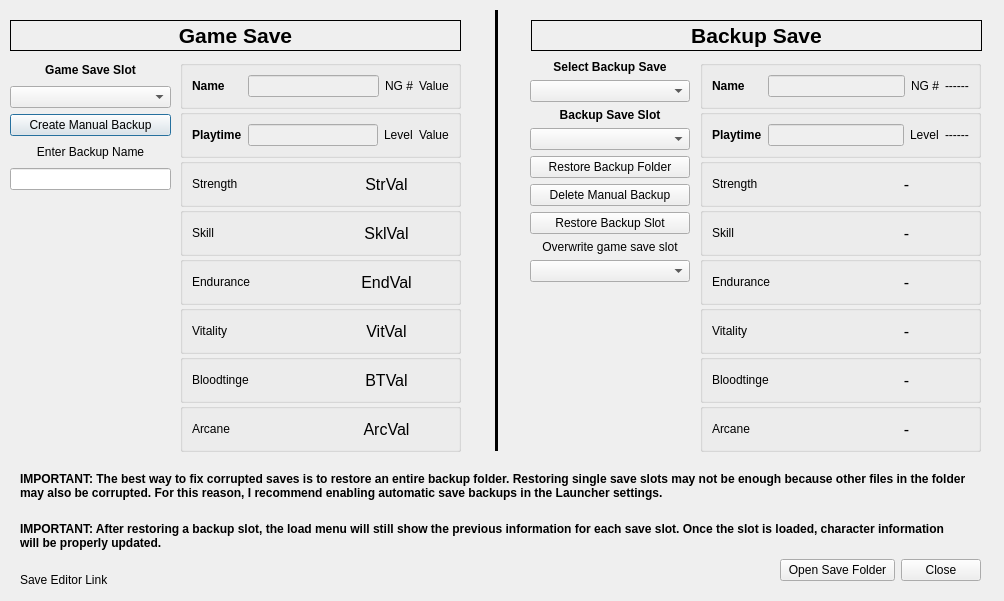
Old version of the form modules/SaveManager.ui in the repository rainmakerv3/BB_Launcher.
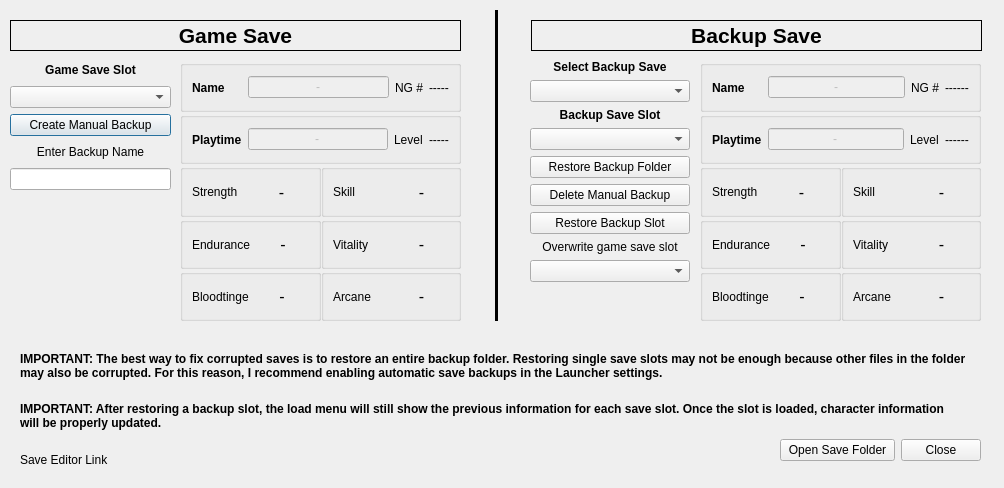
New version of the form.

Commit message: Save Manager: tweak interface, small fix

What changed in the file:
```diff
--- a/modules/SaveManager.ui
+++ b/modules/SaveManager.ui
@@ -7,7 +7,7 @@
     <x>0</x>
     <y>0</y>
     <width>1004</width>
-    <height>601</height>
+    <height>488</height>
    </rect>
   </property>
   <property name="windowTitle">
@@ -77,7 +77,7 @@
      <x>180</x>
      <y>60</y>
      <width>281</width>
-     <height>392</height>
+     <height>261</height>
     </rect>
    </property>
    <layout class="QVBoxLayout" name="SaveInfoLayout">
@@ -85,6 +85,8 @@
      <number>0</number>
     </property>
     <item>
+     <layout class="QHBoxLayout" name="horizontalLayout_2">
+      <item>
      <widget class="QGroupBox" name="NameNGGroupBox">
       <property name="title">
        <string/>
@@ -119,6 +121,9 @@
          <property name="enabled">
           <bool>false</bool>
          </property>
+           <property name="text">
+            <string>-</string>
+           </property>
          <property name="alignment">
           <set>Qt::AlignmentFlag::AlignCenter</set>
          </property>
@@ -134,13 +139,17 @@
        <item>
         <widget class="QLabel" name="NGValueLabel">
          <property name="text">
-          <string>Value</string>
+            <string>-----</string>
          </property>
         </widget>
        </item>
       </layout>
      </widget>
     </item>
+     </layout>
+    </item>
+    <item>
+     <layout class="QHBoxLayout" name="horizontalLayout_3">
     <item>
      <widget class="QGroupBox" name="TimeLevelGroupBox">
       <property name="title">
@@ -176,6 +185,9 @@
          <property name="enabled">
           <bool>false</bool>
          </property>
+           <property name="text">
+            <string>-</string>
+           </property>
          <property name="alignment">
           <set>Qt::AlignmentFlag::AlignCenter</set>
          </property>
@@ -191,13 +203,17 @@
        <item>
         <widget class="QLabel" name="LevelValueLabel">
          <property name="text">
-          <string>Value</string>
+            <string>-----</string>
          </property>
         </widget>
        </item>
       </layout>
      </widget>
     </item>
+     </layout>
+    </item>
+    <item>
+     <layout class="QHBoxLayout" name="horizontalLayout_4">
     <item>
      <widget class="QGroupBox" name="StrGroupBox">
       <property name="title">
@@ -225,7 +241,7 @@
           <enum>QFrame::Shape::NoFrame</enum>
          </property>
          <property name="text">
-          <string>StrVal</string>
+            <string>-</string>
          </property>
          <property name="alignment">
           <set>Qt::AlignmentFlag::AlignCenter</set>
@@ -259,7 +275,7 @@
           <enum>QFrame::Shape::NoFrame</enum>
          </property>
          <property name="text">
-          <string>SklVal</string>
+            <string>-</string>
          </property>
          <property name="alignment">
           <set>Qt::AlignmentFlag::AlignCenter</set>
@@ -269,6 +285,10 @@
       </layout>
      </widget>
     </item>
+     </layout>
+    </item>
+    <item>
+     <layout class="QHBoxLayout" name="horizontalLayout_13">
     <item>
      <widget class="QGroupBox" name="EndGroupBox">
       <property name="title">
@@ -293,7 +313,7 @@
           <enum>QFrame::Shape::NoFrame</enum>
          </property>
          <property name="text">
-          <string>EndVal</string>
+            <string>-</string>
          </property>
          <property name="alignment">
           <set>Qt::AlignmentFlag::AlignCenter</set>
@@ -327,7 +347,7 @@
           <enum>QFrame::Shape::NoFrame</enum>
          </property>
          <property name="text">
-          <string>VitVal</string>
+            <string>-</string>
          </property>
          <property name="alignment">
           <set>Qt::AlignmentFlag::AlignCenter</set>
@@ -337,6 +357,10 @@
       </layout>
      </widget>
     </item>
+     </layout>
+    </item>
+    <item>
+     <layout class="QHBoxLayout" name="horizontalLayout_14">
     <item>
      <widget class="QGroupBox" name="BTGroupBox">
       <property name="title">
@@ -361,7 +385,7 @@
           <enum>QFrame::Shape::NoFrame</enum>
          </property>
          <property name="text">
-          <string>BTVal</string>
+            <string>-</string>
          </property>
          <property name="alignment">
           <set>Qt::AlignmentFlag::AlignCenter</set>
@@ -395,7 +419,7 @@
           <enum>QFrame::Shape::NoFrame</enum>
          </property>
          <property name="text">
-          <string>ArcVal</string>
+            <string>-</string>
          </property>
          <property name="alignment">
           <set>Qt::AlignmentFlag::AlignCenter</set>
@@ -404,6 +428,8 @@
        </item>
       </layout>
      </widget>
+      </item>
+     </layout>
     </item>
    </layout>
   </widget>
@@ -411,7 +437,7 @@
    <property name="geometry">
     <rect>
      <x>20</x>
-     <y>570</y>
+     <y>450</y>
      <width>431</width>
      <height>20</height>
     </rect>
@@ -527,7 +553,7 @@
    <property name="geometry">
     <rect>
      <x>20</x>
-     <y>520</y>
+     <y>400</y>
      <width>941</width>
      <height>31</height>
     </rect>
@@ -548,7 +574,7 @@
    <property name="geometry">
     <rect>
      <x>20</x>
-     <y>460</y>
+     <y>340</y>
      <width>951</width>
      <height>51</height>
     </rect>
@@ -569,7 +595,7 @@
    <property name="geometry">
     <rect>
      <x>780</x>
-     <y>550</y>
+     <y>430</y>
      <width>201</width>
      <height>41</height>
     </rect>
@@ -603,7 +629,7 @@
      <x>700</x>
      <y>60</y>
      <width>281</width>
-     <height>392</height>
+     <height>261</height>
     </rect>
    </property>
    <layout class="QVBoxLayout" name="BackupSaveInfoLayout">
@@ -611,6 +637,8 @@
      <number>0</number>
     </property>
     <item>
+     <layout class="QHBoxLayout" name="horizontalLayout_15">
+      <item>
      <widget class="QGroupBox" name="BackupNameNGGroupBox">
       <property name="title">
        <string/>
@@ -645,6 +673,9 @@
          <property name="enabled">
           <bool>false</bool>
          </property>
+           <property name="text">
+            <string>-</string>
+           </property>
          <property name="alignment">
           <set>Qt::AlignmentFlag::AlignCenter</set>
          </property>
@@ -667,6 +698,10 @@
       </layout>
      </widget>
     </item>
+     </layout>
+    </item>
+    <item>
+     <layout class="QHBoxLayout" name="horizontalLayout_24">
     <item>
      <widget class="QGroupBox" name="BackupTimeLevelGroupBox">
       <property name="title">
@@ -702,6 +737,9 @@
          <property name="enabled">
           <bool>false</bool>
          </property>
+           <property name="text">
+            <string>-</string>
+           </property>
          <property name="alignment">
           <set>Qt::AlignmentFlag::AlignCenter</set>
          </property>
@@ -724,6 +762,10 @@
       </layout>
      </widget>
     </item>
+     </layout>
+    </item>
+    <item>
+     <layout class="QHBoxLayout" name="horizontalLayout_25">
     <item>
      <widget class="QGroupBox" name="BackupStrGroupBox">
       <property name="title">
@@ -795,6 +837,10 @@
       </layout>
      </widget>
     </item>
+     </layout>
+    </item>
+    <item>
+     <layout class="QHBoxLayout" name="horizontalLayout_26">
     <item>
      <widget class="QGroupBox" name="BackupEndGroupBox">
       <property name="title">
@@ -863,6 +909,10 @@
       </layout>
      </widget>
     </item>
+     </layout>
+    </item>
+    <item>
+     <layout class="QHBoxLayout" name="horizontalLayout_27">
     <item>
      <widget class="QGroupBox" name="BackupBTGroupBox">
       <property name="title">
@@ -932,6 +982,8 @@
      </widget>
     </item>
    </layout>
+    </item>
+   </layout>
   </widget>
   <widget class="QLabel" name="GameSaveLabel">
    <property name="geometry">
@@ -989,7 +1041,7 @@
      <x>486</x>
      <y>10</y>
      <width>20</width>
-     <height>441</height>
+     <height>311</height>
     </rect>
    </property>
    <property name="frameShadow">
```
Lines whose indentation alone changed are shown as unchanged. The commit also changes 1 other file.
